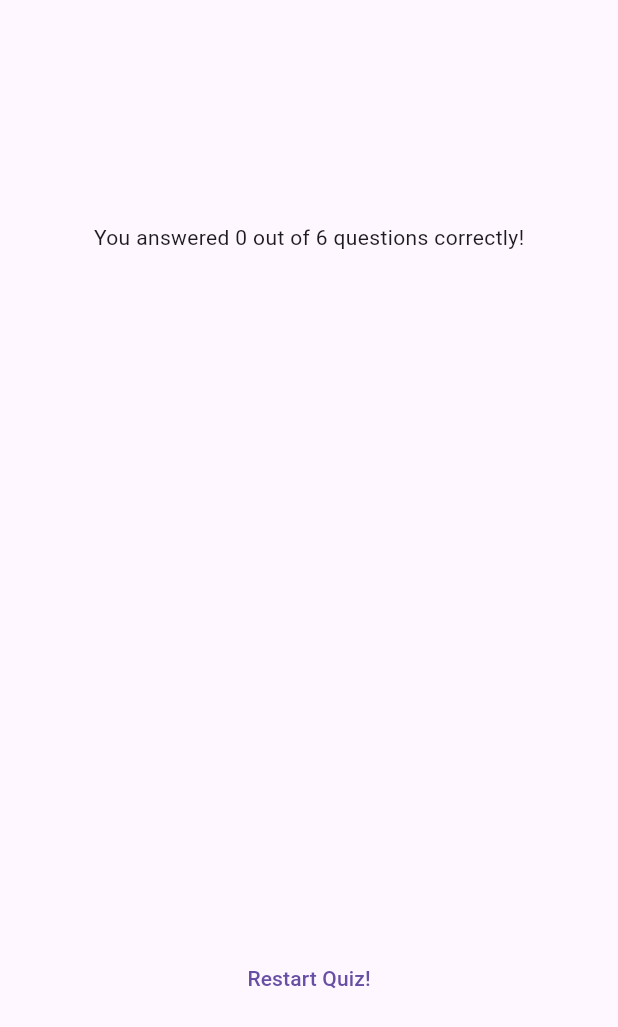
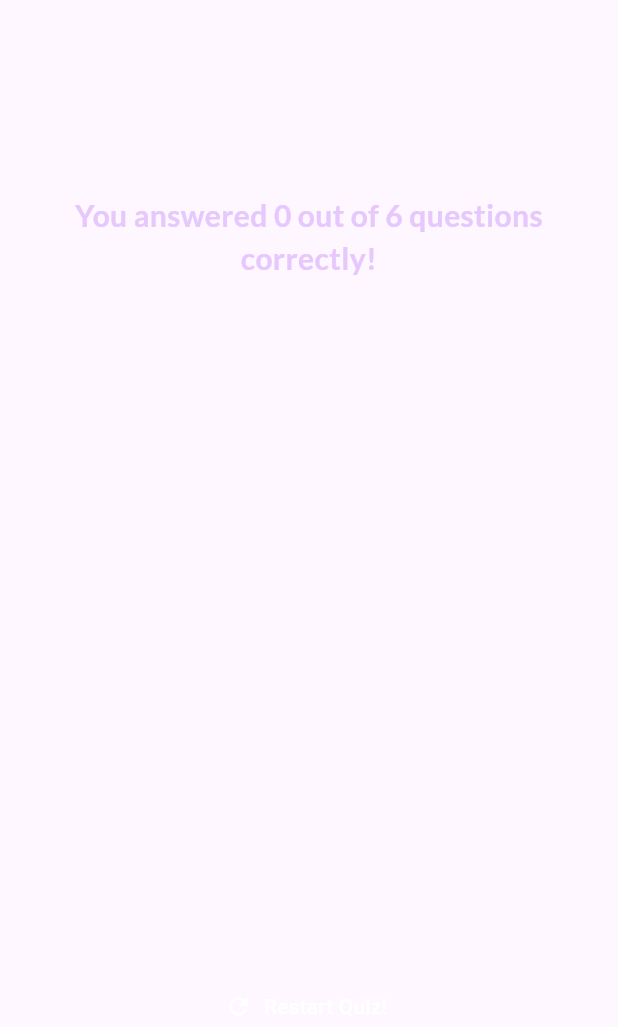
Before and after one commit to arafatanam/Quiz_App-Flutter, a Flutter app: the ResultsScreen widget shown alone on an empty page, opened directly with empty values, on a phone screen of 412 x 824 dp. Shown: the top 1027 px of the screen. Run offline on Flutter 3.47's test engine with Material 3 defaults, Android fonts, the phone set to English and light mode, and no system bars; our stand-ins replace google_fonts.

Commit message:
Add restart functionality and improve ResultsScreen UI
- Implemented restartQuiz method to reset selected answers and switch to questions screen.
- Updated ResultsScreen to accept onRestart callback for restarting the quiz.
- Enhanced UI of ResultsScreen with styled text and restart button.
- Refactored SummaryItem layout for better readability.

```diff
--- a/lib/results_screen.dart
+++ b/lib/results_screen.dart
@@ -1,10 +1,16 @@
 import 'package:flutter/material.dart';
 import 'package:quiz_app/data/questions.dart';
 import 'package:quiz_app/questions_summary.dart';
+import 'package:google_fonts/google_fonts.dart';
 
 class ResultsScreen extends StatelessWidget {
-  const ResultsScreen({super.key, required this.chosenAnswers});
+  const ResultsScreen({
+    super.key,
+    required this.chosenAnswers,
+    required this.onRestart,
+  });
 
+  final void Function() onRestart;
   final List<String> chosenAnswers;
 
   List<Map<String, Object>> getSummaryData() {
@@ -38,11 +44,22 @@ class ResultsScreen extends StatelessWidget {
           children: [
             Text(
               'You answered $numCorrectQuestions out of $numTotalQuestions questions correctly!',
+              style: GoogleFonts.lato(
+                color: const Color.fromARGB(255, 230, 200, 253),
+                fontSize: 20,
+                fontWeight: FontWeight.bold,
+              ),
+              textAlign: TextAlign.center,
             ),
             const SizedBox(height: 30),
             QuestionsSummary(summaryData),
             const SizedBox(height: 30),
-            TextButton(onPressed: () {}, child: Text('Restart Quiz!')),
+            TextButton.icon(
+              onPressed: onRestart,
+              style: TextButton.styleFrom(foregroundColor: Colors.white),
+              icon: const Icon(Icons.refresh),
+              label: const Text('Restart Quiz!'),
+            ),
           ],
         ),
       ),
--- a/lib/summary_item.dart
+++ b/lib/summary_item.dart
@@ -12,7 +12,9 @@ class SummaryItem extends StatelessWidget {
     final isCorrectAnswer =
         itemData['user_answer'] == itemData['correct_answer'];
 
-    return Row(
+    return Padding(
+      padding: const EdgeInsets.symmetric(vertical: 8),
+      child: Row(
         crossAxisAlignment: CrossAxisAlignment.start,
         children: [
           QuestionIdentifier(
@@ -48,6 +50,7 @@ class SummaryItem extends StatelessWidget {
             ),
           ),
         ],
+      ),
     );
   }
 }
```
Also changed, not shown: lib/quiz.dart (+11 -1 lines). Lines whose indentation alone changed are shown as unchanged.
